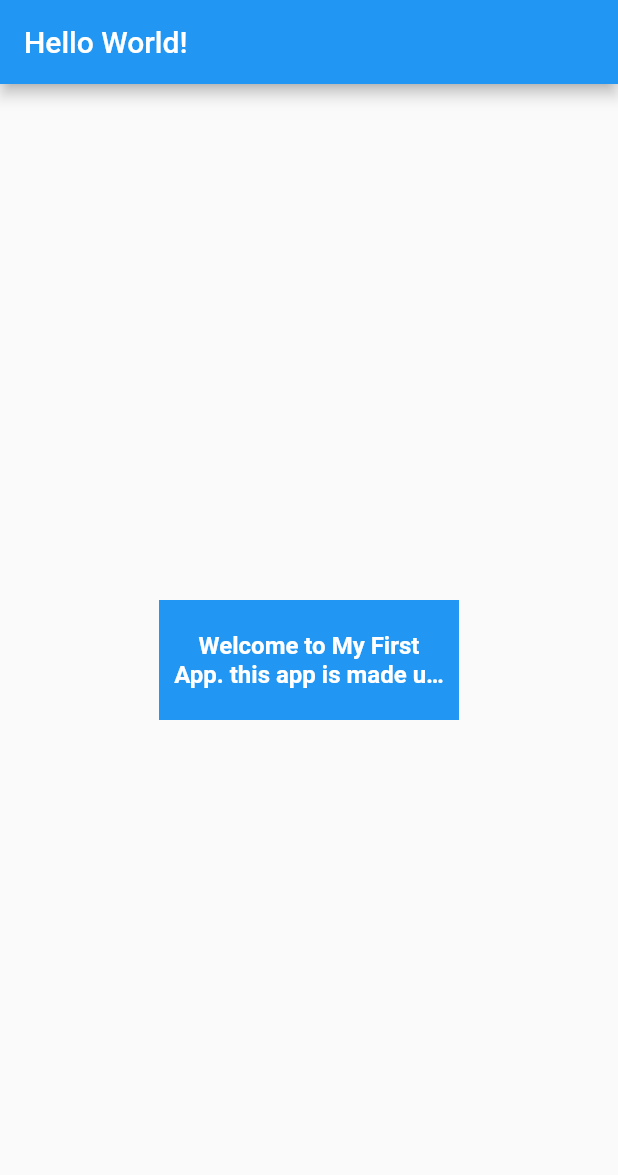
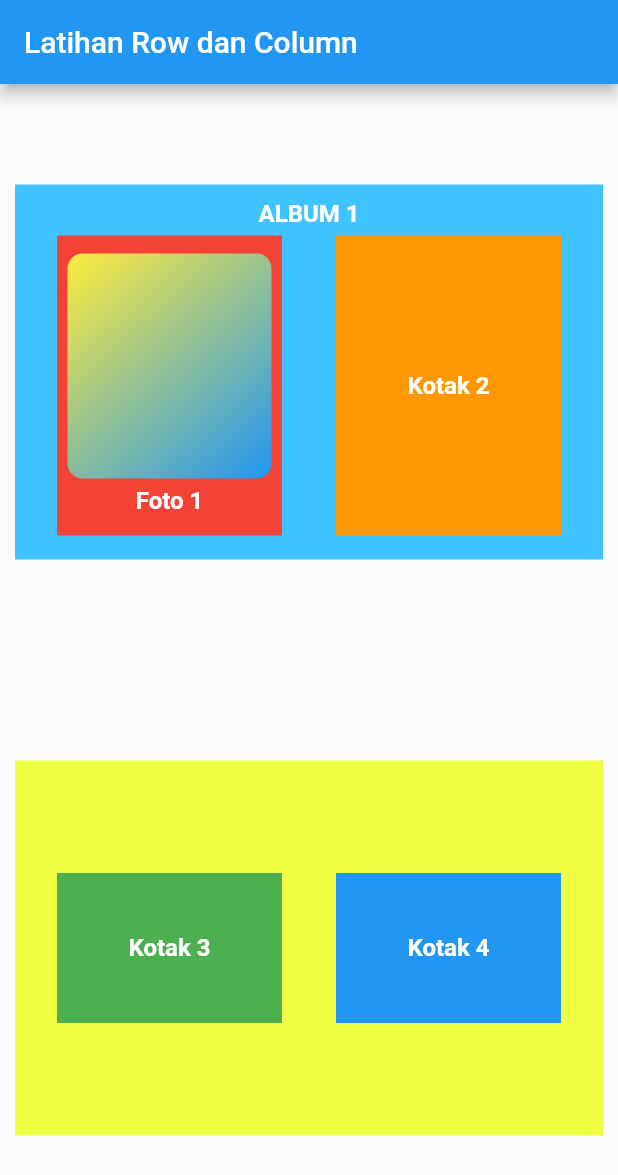
Before and after one commit to adityaramadhani050/belajar-flutter, a Flutter app: the screen it shows after launch, on a phone screen of 412 x 824 dp. Shown: the top 1175 px of the screen. Run offline on Flutter 3.47's test engine with Material 2 defaults, Android fonts, the phone set to English and light mode, and no system bars.

Commit message:
Row, Column and Container Decoration

```diff
--- a/my_tutorial_application/lib/main.dart
+++ b/my_tutorial_application/lib/main.dart
@@ -1,3 +1,4 @@
+import 'package:flutter/cupertino.dart';
 import 'package:flutter/material.dart';
 
 void main() {
@@ -12,27 +13,122 @@ class MyApp extends StatelessWidget {
     return MaterialApp(
       home: Scaffold(
         appBar: AppBar(
-          title: const Text('Hello World!'),
+          title: const Text('Latihan Row dan Column'),
         ),
-        body: Center(
-          child: Container(
-            width: 200,
-            height: 80,
-            color: Colors.blue,
-            padding: const EdgeInsets.all(10),
-            child: const Center(
-              child: Text(
-                'Welcome to My First App. this app is made using Flutter framework',
-                maxLines: 2,
-                overflow: TextOverflow.ellipsis,
-                textAlign: TextAlign.center,
-                style: TextStyle(
-                    color: Colors.white,
-                    fontWeight: FontWeight.bold,
-                    fontSize: 16),
+        body: Column(
+          mainAxisAlignment: MainAxisAlignment.spaceAround,
+          children: [
+            Container(
+              height: 250,
+              margin: const EdgeInsets.all(10),
+              padding: const EdgeInsets.all(10),
+              color: Colors.lightBlueAccent,
+              child: Column(
+                children: [
+                  const Padding(
+                    padding: EdgeInsets.only(bottom: 5),
+                    child: Text(
+                      'ALBUM 1',
+                      style: TextStyle(
+                          fontWeight: FontWeight.bold,
+                          fontSize: 16,
+                          color: Colors.white),
+                    ),
+                  ),
+                  Row(
+                    mainAxisAlignment: MainAxisAlignment.spaceAround,
+                    children: [
+                      Container(
+                        width: 150,
+                        height: 200,
+                        color: Colors.red,
+                        padding: const EdgeInsets.fromLTRB(7, 12, 7, 0),
+                        child: Center(
+                          child: Column(
+                            children: [
+                              Container(
+                                width: double.infinity,
+                                height: 150,
+                                margin: const EdgeInsets.only(bottom: 5),
+                                decoration: BoxDecoration(
+                                  borderRadius: BorderRadius.circular(10),
+                                  gradient: const LinearGradient(
+                                    begin: Alignment.topLeft,
+                                    end: Alignment.bottomRight,
+                                    colors: [Colors.yellow, Colors.blue],
+                                  ),
+                                ),
+                              ),
+                              const Text(
+                                'Foto 1',
+                                style: TextStyle(
+                                    fontWeight: FontWeight.bold,
+                                    fontSize: 16,
+                                    color: Colors.white),
+                              ),
+                            ],
+                          ),
+                        ),
+                      ),
+                      Container(
+                        width: 150,
+                        height: 200,
+                        color: Colors.orange,
+                        child: const Center(
+                          child: Text(
+                            'Kotak 2',
+                            style: TextStyle(
+                                fontWeight: FontWeight.bold,
+                                fontSize: 16,
+                                color: Colors.white),
+                          ),
+                        ),
+                      )
+                    ],
+                  ),
+                ],
               ),
             ),
-          ),
+            Container(
+              height: 250,
+              margin: const EdgeInsets.all(10),
+              padding: const EdgeInsets.all(10),
+              color: Colors.limeAccent,
+              child: Row(
+                mainAxisAlignment: MainAxisAlignment.spaceAround,
+                children: [
+                  Container(
+                    width: 150,
+                    height: 100,
+                    color: Colors.green,
+                    child: const Center(
+                      child: Text(
+                        'Kotak 3',
+                        style: TextStyle(
+                            fontWeight: FontWeight.bold,
+                            fontSize: 16,
+                            color: Colors.white),
+                      ),
+                    ),
+                  ),
+                  Container(
+                    width: 150,
+                    height: 100,
+                    color: Colors.blue,
+                    child: const Center(
+                      child: Text(
+                        'Kotak 4',
+                        style: TextStyle(
+                            fontWeight: FontWeight.bold,
+                            fontSize: 16,
+                            color: Colors.white),
+                      ),
+                    ),
+                  )
+                ],
+              ),
+            )
+          ],
         ),
       ),
     );
```
